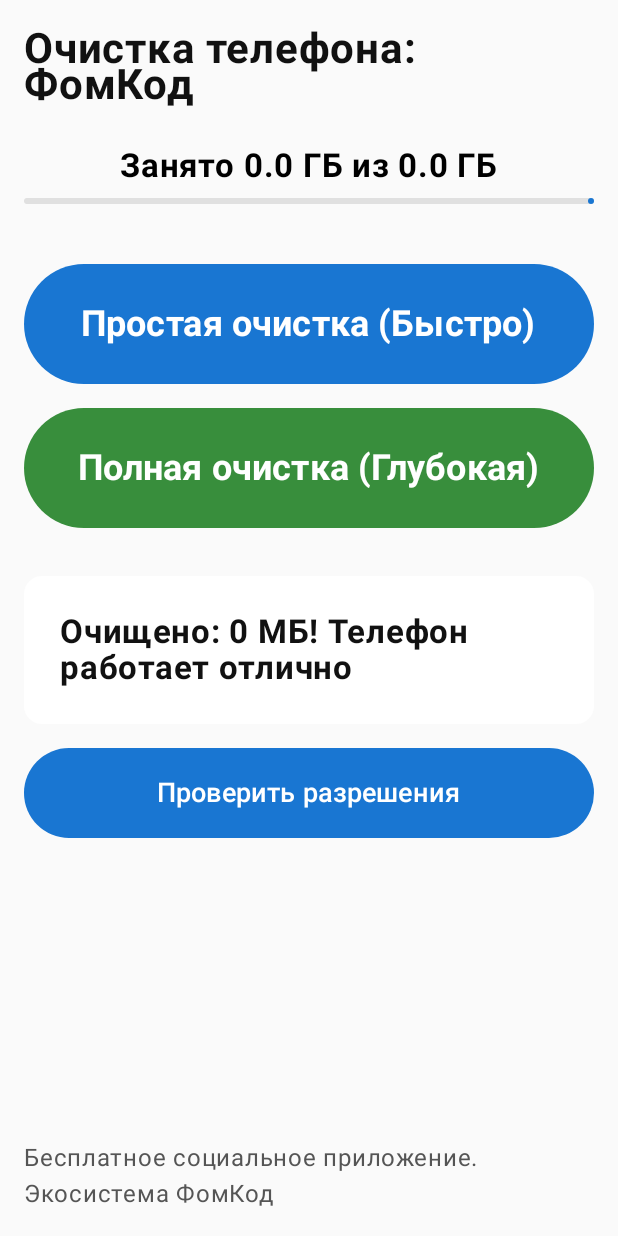
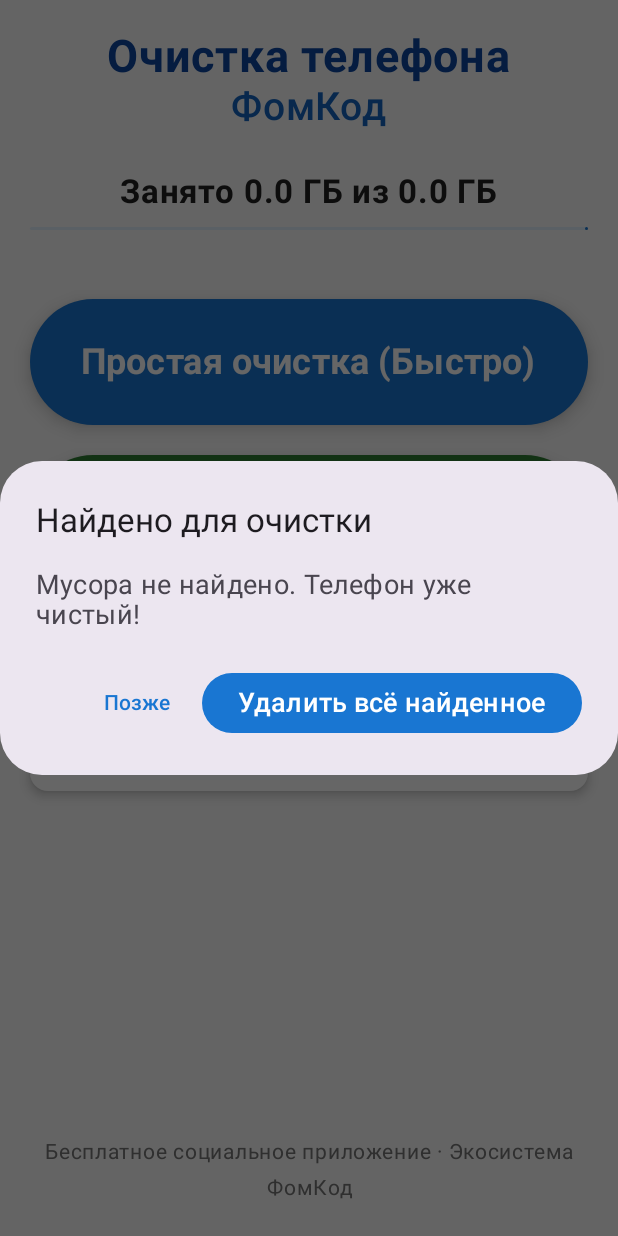
Before and after one commit to weknowyouscum-gif/fomkod-phone-cleaner, an Android app built with Jetpack Compose: the screen it shows after launch (MainActivity), after a tap on "Полная очистка (Глубокая)", on a phone screen of 412 x 824 dp. Run offline under Robolectric (Android 15) with nearby library versions, the phone set to English and light mode, and no system bars; libraries missing offline, so code that uses them is left out: com.yandex.mobile; 2 statements that could not run were skipped; 1 other tap on this screen came first.

Commit message:
Improve UI, remove permission button, add full clean selection dialogs

```diff
--- a/app/src/main/java/ru/fomkod/cleaner/MainActivity.kt
+++ b/app/src/main/java/ru/fomkod/cleaner/MainActivity.kt
@@ -20,6 +20,7 @@ import androidx.compose.ui.Modifier
 import androidx.compose.ui.graphics.Color
 import androidx.compose.ui.platform.LocalContext
 import androidx.compose.ui.text.font.FontWeight
+import androidx.compose.ui.text.style.TextAlign
 import androidx.compose.ui.unit.dp
 import androidx.compose.ui.unit.sp
 import androidx.work.ExistingPeriodicWorkPolicy
@@ -63,8 +64,8 @@ class MainActivity : ComponentActivity() {
         var storage by remember { mutableStateOf(CleanerEngine.getStorageInfo()) }
         var status by remember { mutableStateOf("Готов к очистке") }
         var showPermissionDialog by remember { mutableStateOf(false) }
-        var duplicateGroups by remember { mutableStateOf<List<DuplicateGroup>>(emptyList()) }
-        var showConfirm by remember { mutableStateOf(false) }
+        var fullResult by remember { mutableStateOf<FullCleanResult?>(null) }
+        var showFullDialog by remember { mutableStateOf(false) }
 
         fun requestPermissionsLocal() {
             if (Build.VERSION.SDK_INT >= Build.VERSION_CODES.R) {
@@ -90,45 +91,52 @@ class MainActivity : ComponentActivity() {
 
         MaterialTheme(
             colorScheme = lightColorScheme(
-                background = Color(0xFFF5F7FA),
+                background = Color(0xFFF8F9FA),
                 surface = Color.White,
                 primary = Color(0xFF1976D2),
-                secondary = Color(0xFF388E3C)
+                secondary = Color(0xFF2E7D32)
             )
         ) {
             Column(
                 modifier = Modifier
                     .fillMaxSize()
-                    .padding(16.dp)
+                    .padding(20.dp)
                     .verticalScroll(rememberScrollState()),
                 horizontalAlignment = Alignment.CenterHorizontally
             ) {
                 Text(
-                    "Очистка телефона: ФомКод",
-                    fontSize = 28.sp,
+                    "Очистка телефона",
+                    fontSize = 30.sp,
                     fontWeight = FontWeight.Bold,
-                    color = Color(0xFF111111)
+                    color = Color(0xFF0D47A1)
                 )
-                Spacer(Modifier.height(24.dp))
+                Text(
+                    "ФомКод",
+                    fontSize = 26.sp,
+                    fontWeight = FontWeight.Medium,
+                    color = Color(0xFF1565C0)
+                )
+                Spacer(Modifier.height(28.dp))
 
                 val usedGb = storage.usedBytes / (1024.0 * 1024 * 1024)
                 val totalGb = storage.totalBytes / (1024.0 * 1024 * 1024)
                 Text(
                     "Занято %.1f ГБ из %.1f ГБ".format(usedGb, totalGb),
                     fontSize = 22.sp,
-                    fontWeight = FontWeight.Bold
+                    fontWeight = FontWeight.Bold,
+                    color = Color(0xFF212121)
                 )
                 LinearProgressIndicator(
                     progress = { (storage.usedBytes.toFloat() / storage.totalBytes.coerceAtLeast(1)) },
                     modifier = Modifier
                         .fillMaxWidth()
-                        .height(20.dp)
-                        .padding(vertical = 8.dp),
+                        .height(22.dp)
+                        .padding(vertical = 10.dp),
                     color = Color(0xFF1976D2),
-                    trackColor = Color(0xFFE0E0E0)
+                    trackColor = Color(0xFFE3F2FD)
                 )
 
-                Spacer(Modifier.height(32.dp))
+                Spacer(Modifier.height(36.dp))
 
                 Button(
                     onClick = {
@@ -143,123 +151,133 @@ class MainActivity : ComponentActivity() {
                     },
                     modifier = Modifier
                         .fillMaxWidth()
-                        .height(80.dp),
-                    colors = ButtonDefaults.buttonColors(containerColor = Color(0xFF1976D2))
+                        .height(84.dp),
+                    colors = ButtonDefaults.buttonColors(containerColor = Color(0xFF1976D2)),
+                    elevation = ButtonDefaults.buttonElevation(defaultElevation = 6.dp)
                 ) {
                     Text("Простая очистка (Быстро)", fontSize = 24.sp, fontWeight = FontWeight.Bold)
                 }
 
-                Spacer(Modifier.height(16.dp))
+                Spacer(Modifier.height(20.dp))
 
                 Button(
                     onClick = {
                         scope.launch {
-                            status = "Проверка интернета и рекламы..."
+                            status = "Проверка интернета..."
                             val hasNet = YandexAdManager.hasInternet(context)
                             if (!hasNet) {
-                                status = "У вас выключен интернет — ничего страшного, мы сделаем полную очистку бесплатно!"
+                                status = "Интернет выключен — делаем полную очистку бесплатно"
                             } else {
-                                val adShown = YandexAdManager.loadAndShowRewarded(context) {}
-                                if (!adShown) {
-                                    status = "У вас выключен интернет — ничего страшного, мы сделаем полную очистку бесплатно!"
-                                }
+                                YandexAdManager.loadAndShowRewarded(context) {}
                             }
-                            // Always perform full clean after ad attempt or no net
-                            status = "Идёт полная очистка и поиск дубликатов..."
-                            val (freed, groups) = withContext(Dispatchers.IO) {
+                            status = "Сканирование дубликатов, больших файлов и приложений..."
+                            val result = withContext(Dispatchers.IO) {
                                 CleanerEngine.fullCleanScan(context)
                             }
-                            duplicateGroups = groups
-                            showConfirm = groups.isNotEmpty()
-                            status = if (groups.isEmpty()) {
-                                "Очищено: ${freed / (1024 * 1024)} МБ! Телефон работает отлично"
-                            } else {
-                                "Найдены дубликаты. Подтвердите удаление."
-                            }
+                            fullResult = result
+                            showFullDialog = true
+                            status = "Найдено для очистки. Выберите, что удалить."
                             storage = CleanerEngine.getStorageInfo()
                         }
                     },
                     modifier = Modifier
                         .fillMaxWidth()
-                        .height(80.dp),
-                    colors = ButtonDefaults.buttonColors(containerColor = Color(0xFF388E3C))
+                        .height(84.dp),
+                    colors = ButtonDefaults.buttonColors(containerColor = Color(0xFF2E7D32)),
+                    elevation = ButtonDefaults.buttonElevation(defaultElevation = 6.dp)
                 ) {
                     Text("Полная очистка (Глубокая)", fontSize = 24.sp, fontWeight = FontWeight.Bold)
                 }
 
-                Spacer(Modifier.height(32.dp))
+                Spacer(Modifier.height(36.dp))
 
                 Card(
                     modifier = Modifier.fillMaxWidth(),
-                    colors = CardDefaults.cardColors(containerColor = Color.White)
+                    colors = CardDefaults.cardColors(containerColor = Color.White),
+                    elevation = CardDefaults.cardElevation(defaultElevation = 4.dp)
                 ) {
                     Text(
                         status,
-                        fontSize = 22.sp,
-                        fontWeight = FontWeight.Bold,
-                        modifier = Modifier.padding(24.dp),
-                        color = Color(0xFF111111)
+                        fontSize = 20.sp,
+                        fontWeight = FontWeight.Medium,
+                        modifier = Modifier.padding(28.dp),
+                        color = Color(0xFF212121),
+                        textAlign = TextAlign.Center
                     )
                 }
 
-                Spacer(Modifier.height(16.dp))
-
-                Button(
-                    onClick = { showPermissionDialog = true },
-                    modifier = Modifier.fillMaxWidth().height(60.dp)
-                ) {
-                    Text("Проверить разрешения", fontSize = 18.sp)
-                }
-
                 Spacer(Modifier.weight(1f))
+                Spacer(Modifier.height(24.dp))
                 Text(
-                    "Бесплатное социальное приложение. Экосистема ФомКод",
-                    fontSize = 16.sp,
-                    color = Color(0xFF555555)
+                    "Бесплатное социальное приложение · Экосистема ФомКод",
+                    fontSize = 14.sp,
+                    color = Color(0xFF757575),
+                    textAlign = TextAlign.Center
                 )
             }
 
             if (showPermissionDialog) {
                 AlertDialog(
                     onDismissRequest = { showPermissionDialog = false },
-                    title = { Text("Нужен доступ", fontSize = 24.sp) },
-                    text = { Text("Разрешите доступ к файлам для очистки телефона", fontSize = 20.sp) },
+                    title = { Text("Нужен доступ к файлам", fontSize = 22.sp) },
+                    text = { Text("Разрешите доступ ко всем файлам, чтобы приложение могло очистить телефон", fontSize = 18.sp) },
                     confirmButton = {
-                        Button(
-                            onClick = {
-                                requestPermissionsLocal()
-                                showPermissionDialog = false
-                            },
-                            modifier = Modifier.height(60.dp)
-                        ) {
-                            Text("Разрешить доступ для очистки", fontSize = 18.sp)
+                        Button(onClick = {
+                            requestPermissionsLocal()
+                            showPermissionDialog = false
+                        }) {
+                            Text("Разрешить", fontSize = 18.sp)
                         }
                     }
                 )
             }
 
-            if (showConfirm) {
+            if (showFullDialog && fullResult != null) {
+                val result = fullResult!!
                 AlertDialog(
-                    onDismissRequest = { showConfirm = false },
-                    title = { Text("Найден мусор", fontSize = 24.sp) },
+                    onDismissRequest = { showFullDialog = false },
+                    title = { Text("Найдено для очистки", fontSize = 22.sp) },
                     text = {
-                        Text("Дубликаты фотографий и картинок: ${duplicateGroups.size} групп", fontSize = 20.sp)
+                        Column(modifier = Modifier.verticalScroll(rememberScrollState())) {
+                            if (result.duplicates.isNotEmpty()) {
+                                Text("Дубликаты фото: ${result.duplicates.size} групп", fontSize = 18.sp, fontWeight = FontWeight.Bold)
+                                Spacer(Modifier.height(8.dp))
+                            }
+                            if (result.largeFiles.isNotEmpty()) {
+                                Text("Большие файлы (>50 МБ): ${result.largeFiles.size}", fontSize = 18.sp, fontWeight = FontWeight.Bold)
+                                Spacer(Modifier.height(8.dp))
+                            }
+                            if (result.unusedApps.isNotEmpty()) {
+                                Text("Сторонние приложения: ${result.unusedApps.size}", fontSize = 18.sp, fontWeight = FontWeight.Bold)
+                            }
+                            if (result.duplicates.isEmpty() && result.largeFiles.isEmpty() && result.unusedApps.isEmpty()) {
+                                Text("Мусора не найдено. Телефон уже чистый!", fontSize = 18.sp)
+                            }
+                        }
                     },
                     confirmButton = {
                         Button(
                             onClick = {
                                 scope.launch {
-                                    val freed = withContext(Dispatchers.IO) {
-                                        CleanerEngine.deleteSelected(duplicateGroups, duplicateGroups.indices.toSet())
+                                    var totalFreed = result.freedBytes
+                                    totalFreed += withContext(Dispatchers.IO) {
+                                        CleanerEngine.deleteSelected(result.duplicates, result.duplicates.indices.toSet())
                                     }
-                                    status = "Очищено: ${freed / (1024 * 1024)} МБ! Телефон работает отлично"
+                                    totalFreed += withContext(Dispatchers.IO) {
+                                        CleanerEngine.deleteLargeFiles(result.largeFiles, result.largeFiles.indices.toSet())
+                                    }
+                                    status = "Очищено: ${totalFreed / (1024 * 1024)} МБ! Телефон работает отлично"
                                     storage = CleanerEngine.getStorageInfo()
-                                    showConfirm = false
+                                    showFullDialog = false
                                 }
-                            },
-                            modifier = Modifier.height(60.dp)
+                            }
                         ) {
-                            Text("Удалить выбранный мусор", fontSize = 18.sp)
+                            Text("Удалить всё найденное", fontSize = 18.sp)
+                        }
+                    },
+                    dismissButton = {
+                        TextButton(onClick = { showFullDialog = false }) {
+                            Text("Позже")
                         }
                     }
                 )
```
